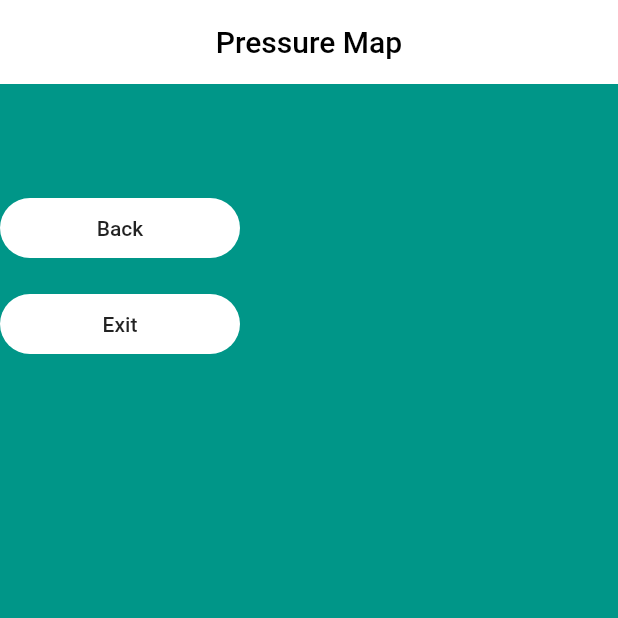
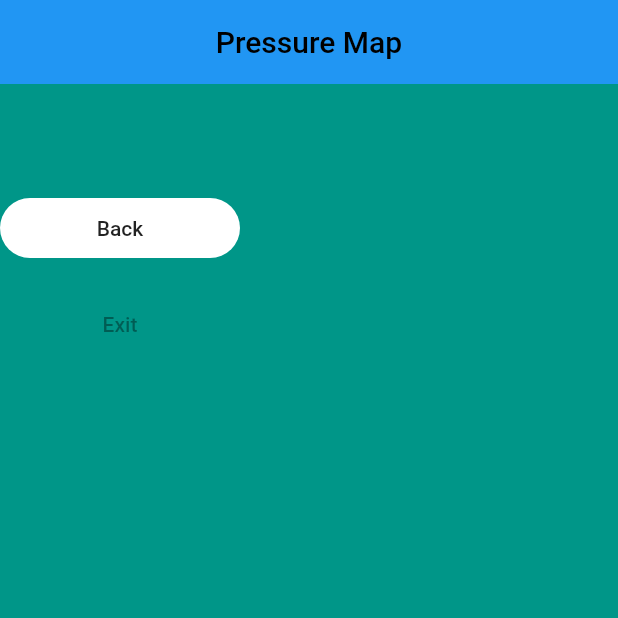
Before and after one commit to lewisbolaton/cushion_sensor_app, a Flutter app: the Viewer screen opened directly with empty values, on a phone screen of 412 x 824 dp, the top half of it. Run offline on Flutter 3.47's test engine with Material 2 defaults, Android fonts, the phone set to English and light mode, and no system bars; our stand-ins replace flutter_bluetooth_serial.

```diff
--- a/lib/viewer.dart
+++ b/lib/viewer.dart
@@ -25,7 +25,8 @@ class _ViewerState extends State<Viewer> {
       backgroundColor: Theme.of(context).backgroundColor,
       appBar: AppBar(
         elevation: 0,
-        backgroundColor: Colors.white,
+        backgroundColor: Colors.blue,
+        automaticallyImplyLeading: false,
         title: Center(
             child: Text(
               'Pressure Map',
@@ -37,8 +38,8 @@ class _ViewerState extends State<Viewer> {
         child: Column(
           children: [
             ViewerGrid(this.widget.sensorValues),
-            ViewerButton('Back'),
-            ViewerButton('Exit'),
+            ViewerButton('Back', this.widget.returnToIdle),
+            ViewerButton('Exit', null),
           ],
         ),
       ),
--- a/lib/viewer/viewer_button.dart
+++ b/lib/viewer/viewer_button.dart
@@ -2,9 +2,9 @@ import 'package:flutter/material.dart';
 
 class ViewerButton extends StatelessWidget {
   final String buttonText;
-  //final Function clickHandler;
+  final Function clickHandler;
 
-  ViewerButton(this.buttonText);
+  ViewerButton(this.buttonText, this.clickHandler);
 
   @override
   Widget build(BuildContext context) {
@@ -12,11 +12,10 @@ class ViewerButton extends StatelessWidget {
       width: 160,
       height: 40,
       margin: const EdgeInsets.symmetric(vertical: 12),
-      child: RaisedButton(
+      child: FlatButton(
         shape: StadiumBorder(),
-        elevation: 0,
         color: Colors.white,
-        onPressed: () => print('Viewer button pressed'),
+        onPressed: clickHandler,
         child: Text(
           this.buttonText,
           textAlign: TextAlign.center,
```
Also changed, not shown: lib/main.dart (+69 -31 lines).
